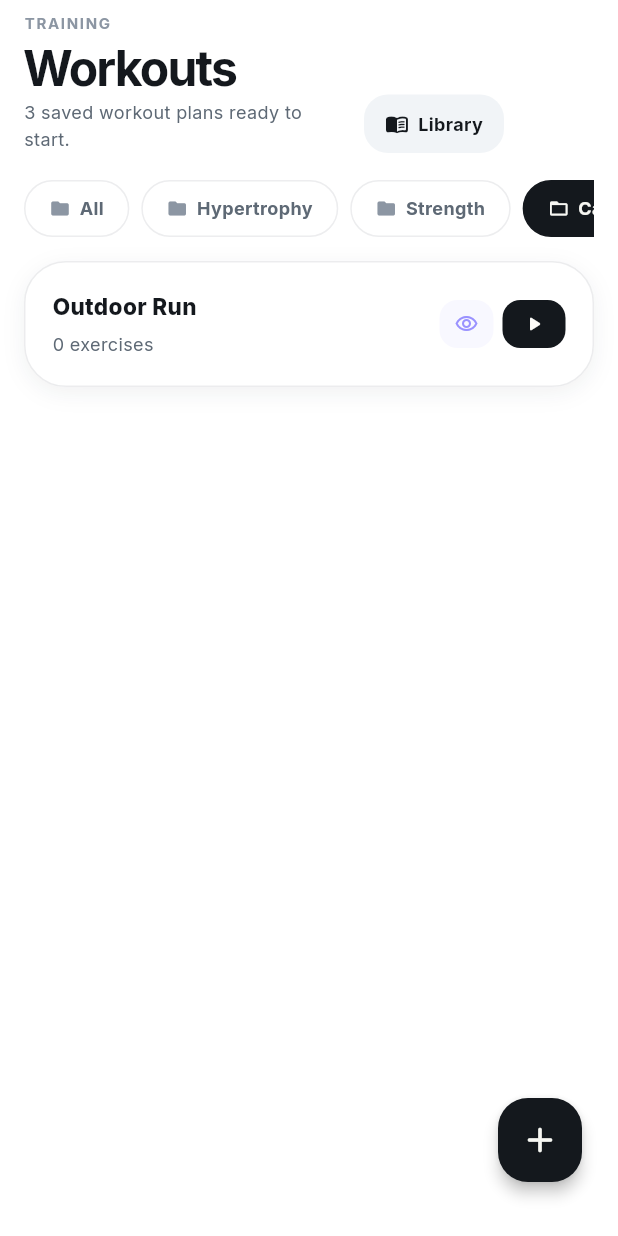
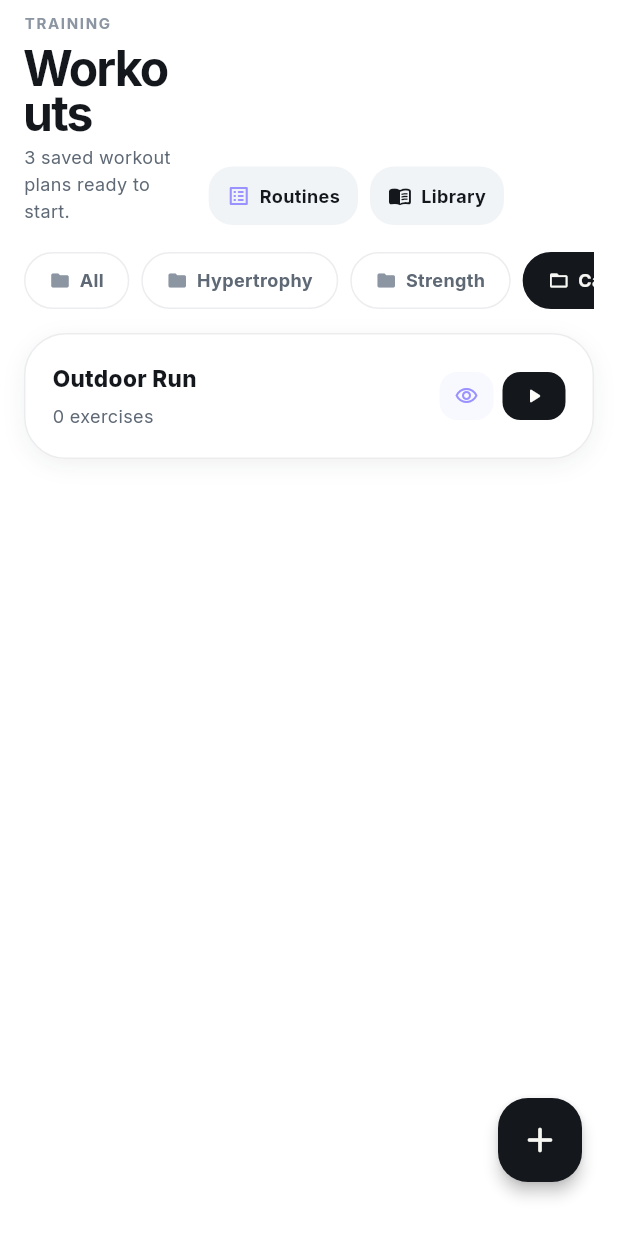
Before and after one commit to nilay866/apex-fit, a Flutter app: the WorkoutScreen screen opened directly with empty values, after a tap on "Hypertrophy", after a tap on "Strength", after a tap on "Cardio", on a phone screen of 412 x 824 dp. Run offline on Flutter 3.47's test engine with Material 3 defaults, Android fonts, the phone set to English and light mode, and no system bars; our stand-ins replace fl_chart, flutter_image_compress, geolocator, google_fonts, google_generative_ai, google_maps_flutter and 5 more; missing offline and left inert: haptic_feedback, health, mobile_scanner; accounts and stored records are empty.

Commit message:
feat: add workout program browsing surfaces

```diff
--- a/lib/screens/workout_screen.dart
+++ b/lib/screens/workout_screen.dart
@@ -9,6 +9,7 @@ import '../widgets/apex_screen_header.dart';
 import '../widgets/apex_tag.dart';
 import '../services/supabase_service.dart';
 import 'exercise_library_screen.dart';
+import '../routine_system/routine_library_screen.dart';
 
 class WorkoutScreen extends StatefulWidget {
   final Function(Map<String, dynamic>) onStartWorkout;
@@ -88,13 +89,35 @@ class _WorkoutScreenState extends State<WorkoutScreen> {
               title: 'Workouts',
               subtitle:
                   '${_workouts.length} saved workout plans ready to start.',
-              trailing: GestureDetector(
+              trailing: Row(
+                mainAxisSize: MainAxisSize.min,
+                children: [
+                  GestureDetector(
+                    onTap: () {
+                      HapticFeedback.selectionClick();
+                      Navigator.push(context, MaterialPageRoute(builder: (_) => const RoutineLibraryScreen()));
+                    },
+                    child: Container(
+                      padding: const EdgeInsets.symmetric(horizontal: 12, vertical: 10),
+                      decoration: BoxDecoration(color: ApexColors.cardAlt, borderRadius: BorderRadius.circular(16)),
+                      child: Row(
+                        mainAxisSize: MainAxisSize.min,
+                        children: [
+                          const Icon(Icons.list_alt_rounded, color: ApexColors.purple, size: 16),
+                          const SizedBox(width: 6),
+                          Text('Routines', style: GoogleFonts.inter(color: ApexColors.t1, fontSize: 12, fontWeight: FontWeight.w700)),
+                        ],
+                      ),
+                    ),
+                  ),
+                  const SizedBox(width: 8),
+                  GestureDetector(
                     onTap: () {
                       HapticFeedback.selectionClick();
                       Navigator.push(context, MaterialPageRoute(builder: (_) => const ExerciseLibraryScreen()));
                     },
                     child: Container(
-                  padding: const EdgeInsets.symmetric(horizontal: 14, vertical: 10),
+                      padding: const EdgeInsets.symmetric(horizontal: 12, vertical: 10),
                       decoration: BoxDecoration(color: ApexColors.cardAlt, borderRadius: BorderRadius.circular(16)),
                       child: Row(
                         mainAxisSize: MainAxisSize.min,
@@ -105,6 +128,8 @@ class _WorkoutScreenState extends State<WorkoutScreen> {
                         ],
                       ),
                     ),
+                  ),
+                ],
               ),
             ),
             const SizedBox(height: 18),
```
Also changed, not shown: lib/screens/workout_programs_screen.dart (added, +192 -0 lines). Lines whose indentation alone changed are shown as unchanged.
